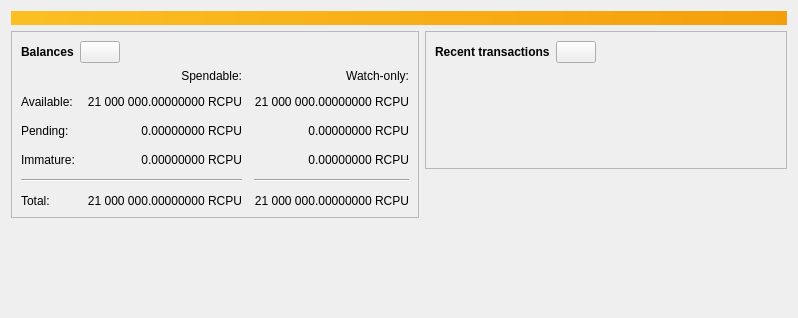
Old version of the form src/qt/forms/overviewpage.ui in the repository btcrcpu-max/rcpu.
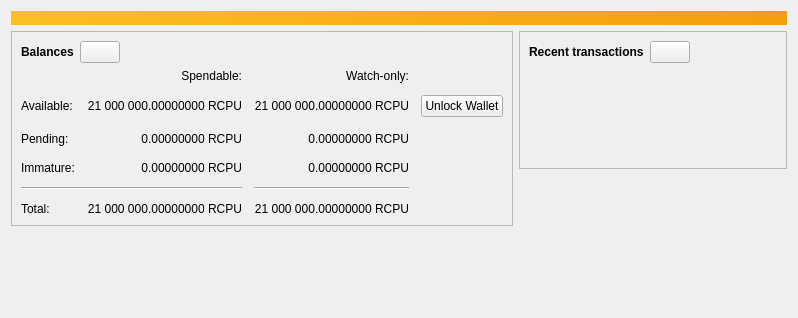
New version of the form. Icons and pictures are not drawn. Custom widgets are drawn as their Qt base class.

Commit message: qt: add Unlock Wallet button next to Available balance on overview page

Diff of the .ui file:
```diff
--- a/src/qt/forms/overviewpage.ui
+++ b/src/qt/forms/overviewpage.ui
@@ -333,6 +333,16 @@
               </property>
              </widget>
             </item>
+            <item row="1" column="3">
+             <widget class="QPushButton" name="unlockButton">
+              <property name="toolTip">
+               <string>Unlock the wallet to unblind confidential transactions</string>
+              </property>
+              <property name="text">
+               <string>Unlock Wallet</string>
+              </property>
+             </widget>
+            </item>
             <item row="2" column="0">
              <widget class="QLabel" name="labelPendingText">
               <property name="text">
```
The commit also changes 2 other files.
